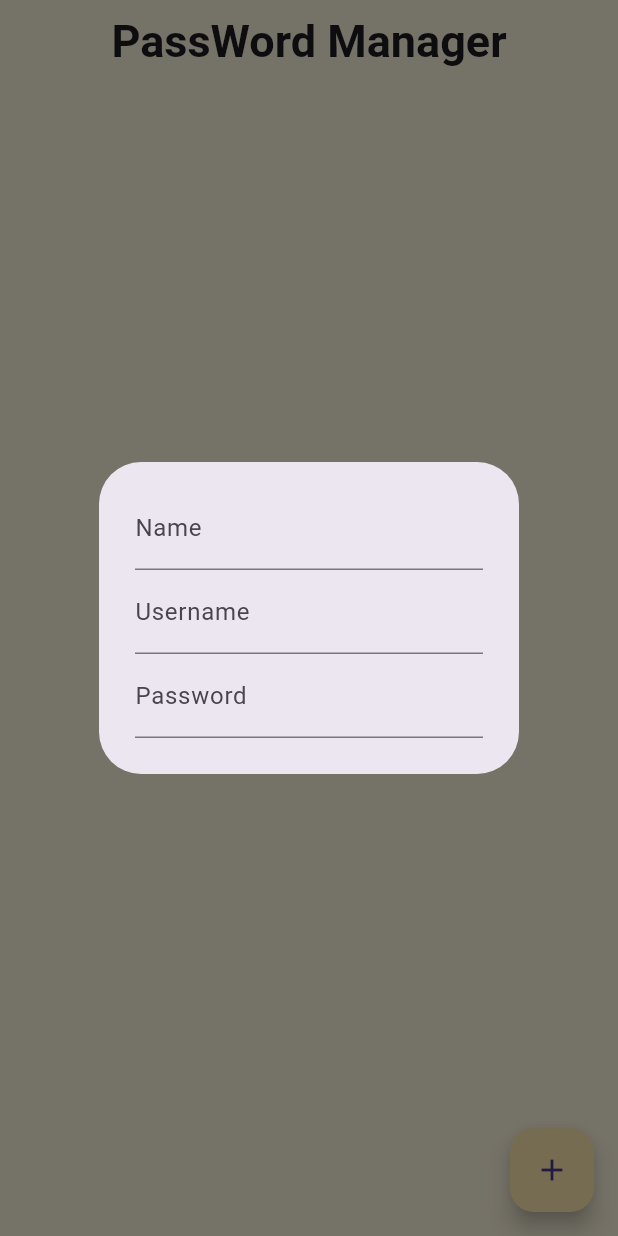
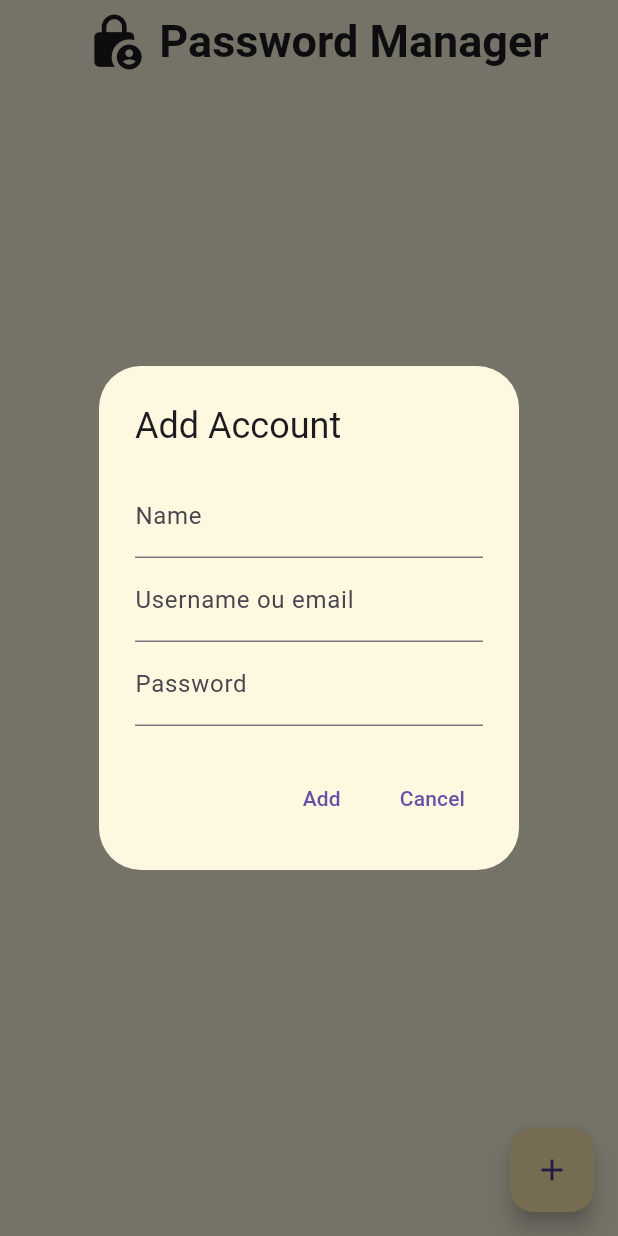
Before and after one commit to asmaembr/pass_manager, a Flutter app: the screen it shows after launch, after a tap on the "add" icon, on a phone screen of 412 x 824 dp. Run offline on Flutter 3.47's test engine with Material 3 defaults, Android fonts, the phone set to English and light mode, and no system bars; our stand-ins replace cloud_firestore, firebase_core; accounts and stored records are empty.

Commit message:
create password done

```diff
--- a/lib/main.dart
+++ b/lib/main.dart
@@ -1,10 +1,13 @@
 import 'package:firebase_core/firebase_core.dart';
+import 'firebase_options.dart';
 import 'package:flutter/material.dart';
 import 'package:pass_manager/pages/HomePage.dart';
 
 void main() async {
   WidgetsFlutterBinding.ensureInitialized();
-  await Firebase.initializeApp();
+  await Firebase.initializeApp(
+    options: DefaultFirebaseOptions.currentPlatform,
+  );
   runApp(const MainApp());
 }
 
@@ -13,9 +16,26 @@ class MainApp extends StatelessWidget {
 
   @override
   Widget build(BuildContext context) {
-    return const MaterialApp(
-      debugShowCheckedModeBanner: false,
-      home: Homepage(),
-    );
+    return MaterialApp(
+        debugShowCheckedModeBanner: false,
+        home: Scaffold(
+          backgroundColor: Colors.amber[50],
+          appBar: AppBar(
+              title: const Center(
+                  child: Row(
+                mainAxisAlignment: MainAxisAlignment.center,
+                children: [
+                  SizedBox(width: 10),
+                  Icon(Icons.lock_person_rounded, size: 40),
+                  SizedBox(width: 10),
+                  Text("Password Manager",
+                      style:
+                          TextStyle(fontWeight: FontWeight.bold, fontSize: 30))
+                ],
+              )),
+              backgroundColor: Colors.amber[50]
+              ),
+          body: const Homepage(),
+        ));
   }
 }
--- a/lib/pages/HomePage.dart
+++ b/lib/pages/HomePage.dart
@@ -1,4 +1,5 @@
 import 'package:flutter/material.dart';
+import 'package:pass_manager/services/firestore.dart';
 
 class Homepage extends StatefulWidget {
   const Homepage({super.key});
@@ -8,28 +9,63 @@ class Homepage extends StatefulWidget {
 }
 
 class _HomepageState extends State<Homepage> {
-void openAccountBox(){
+  //firestore service
+  final FirestoreService service = FirestoreService();
+
+  //text controller
+  final TextEditingController nameController = TextEditingController();
+  final TextEditingController usernameController = TextEditingController();
+  final TextEditingController passwordController = TextEditingController();
+
+  //clear text controllers
+  void clearControllers() {
+    nameController.clear();
+    usernameController.clear();
+    passwordController.clear();
+  }
+
+  // box to add account form
+  void openAccountBox() {
     showDialog(
-    context: context ,
-    builder : (context) => const AlertDialog(
+        context: context,
+        builder: (context) => AlertDialog(
+              title: const Text("Add Account"),
+              backgroundColor: Colors.amber[50],
               content: Column(
                 mainAxisSize: MainAxisSize.min,
                 mainAxisAlignment: MainAxisAlignment.center,
                 children: [
                   TextField(
-        decoration: InputDecoration(
-          labelText: "Name",
-        )),
+                      decoration: const InputDecoration(labelText: "Name"),
+                      controller: nameController),
                   TextField(
-        decoration: InputDecoration(
-          labelText: "Username",
-        )),
+                      decoration:
+                          const InputDecoration(labelText: "Username ou email"),
+                      controller: usernameController),
                   TextField(
-        decoration: InputDecoration(
-          labelText: "Password",
-        )),
+                      decoration: const InputDecoration(labelText: "Password"),
+                      controller: passwordController),
                 ],
-      )
+              ),
+              actions: [
+                TextButton(
+                    onPressed: () {
+                      service.createAccount(
+                          nameController.text,
+                          usernameController.text,
+                          passwordController.text,
+                          "userId");
+                      clearControllers();
+                      Navigator.pop(context);
+                    },
+                    child: const Text("Add")),
+                TextButton(
+                    onPressed: () {
+                      clearControllers();
+                      Navigator.pop(context);
+                    },
+                    child: const Text("Cancel"))
+              ],
             ));
   }
 
@@ -37,20 +73,10 @@ void openAccountBox(){
   Widget build(BuildContext context) {
     return Scaffold(
       backgroundColor: Colors.amber[50],
-      appBar: AppBar(
-        title: const Center(
-        child : Text("PassWord Manager" ,
-        style: TextStyle(
-          fontSize: 30,
-          fontWeight: FontWeight.bold,
-        ))),
-        backgroundColor: Colors.amber[50]),
-
-
       floatingActionButton: FloatingActionButton(
         backgroundColor: Colors.amber[100],
         onPressed: openAccountBox,
-        child: const Icon( Icons.add),
+        child: const Icon(Icons.add),
       ),
     );
   }
```
Also changed, not shown: lib/services/firestore.dart (+5 -6 lines), lib/pages/AccountForm.dart (deleted). Lines whose indentation alone changed are shown as unchanged.
